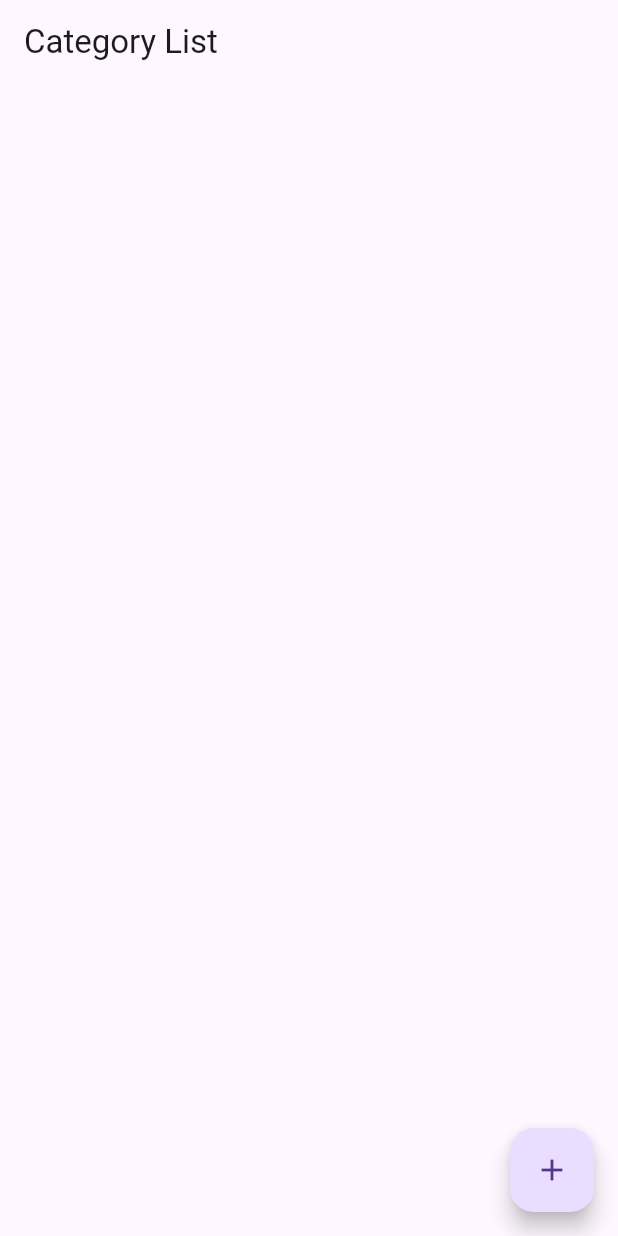
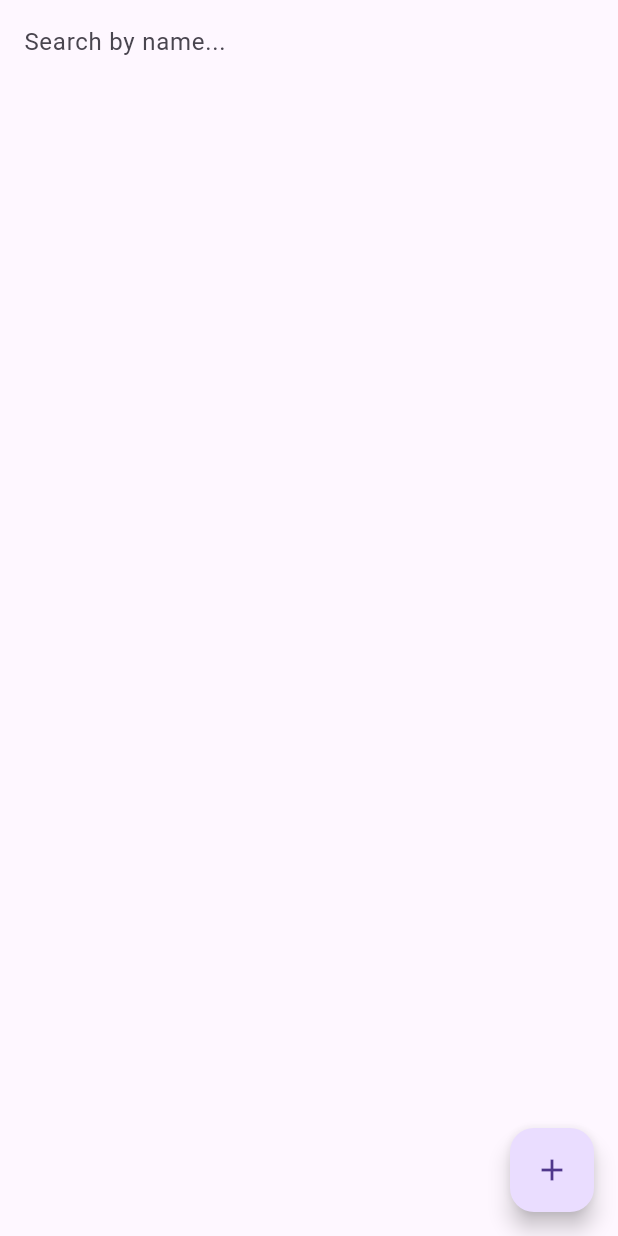
Before and after one commit to phucngdev/flutter_-management, a Flutter app: the screen it shows after launch, on a phone screen of 412 x 824 dp. Run offline on Flutter 3.47's test engine with Material 3 defaults, Android fonts, the phone set to English and light mode, and no system bars.

Commit message:
feature: search by name

```diff
--- a/lib/views/categoryView.dart
+++ b/lib/views/categoryView.dart
@@ -9,6 +9,7 @@ class ItemListScreen extends StatefulWidget {
 class _ItemListScreenState extends State<ItemListScreen> {
   final List<Item> _items = [];
   final TextEditingController _textEditingController = TextEditingController();
+  String _searchKeyword = '';
 
   @override
   Widget build(BuildContext context) {
@@ -19,12 +20,29 @@ class _ItemListScreenState extends State<ItemListScreen> {
       ),
       home: Scaffold(
         appBar: AppBar(
-          title: Text('Category List'),
+          title: TextField(
+            onChanged: (value) {
+              setState(() {
+                _searchKeyword = value;
+              });
+            },
+            decoration: InputDecoration(
+              hintText: 'Search by name...',
+              border: InputBorder.none,
+            ),
+          ),
         ),
         body: ListView.builder(
           itemCount: _items.length,
           itemBuilder: (context, index) {
             final item = _items[index];
+            // Kiểm tra xem tên của mục có chứa từ khóa tìm kiếm hay không
+            final bool isMatched =
+                item.name.toLowerCase().contains(_searchKeyword.toLowerCase());
+            // Nếu mục không khớp với từ khóa tìm kiếm, không hiển thị
+            if (_searchKeyword.isNotEmpty && !isMatched) {
+              return const SizedBox.shrink();
+            }
             return ListTile(
               title: Text(item.name),
               subtitle: Text('ID: ${item.id}'),
@@ -40,7 +58,8 @@ class _ItemListScreenState extends State<ItemListScreen> {
                   IconButton(
                     icon: Icon(Icons.delete),
                     onPressed: () {
-                      _confirmDeleteDialog(context, item);
+                      _confirmDeleteDialog(context,
+                          item); // Thêm hộp thoại xác nhận trước khi xóa
                     },
                   ),
                 ],
```
